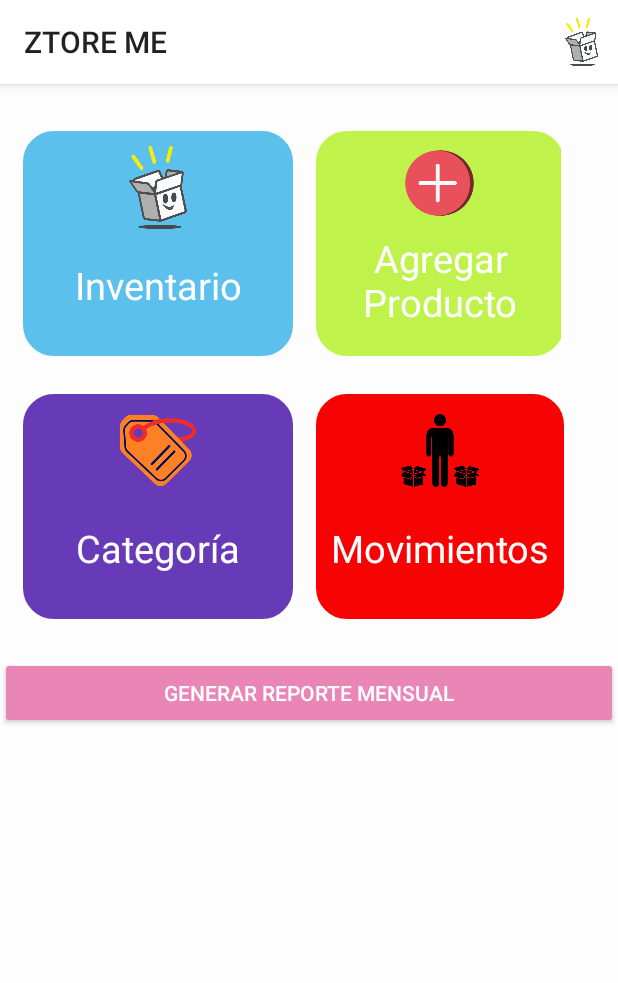
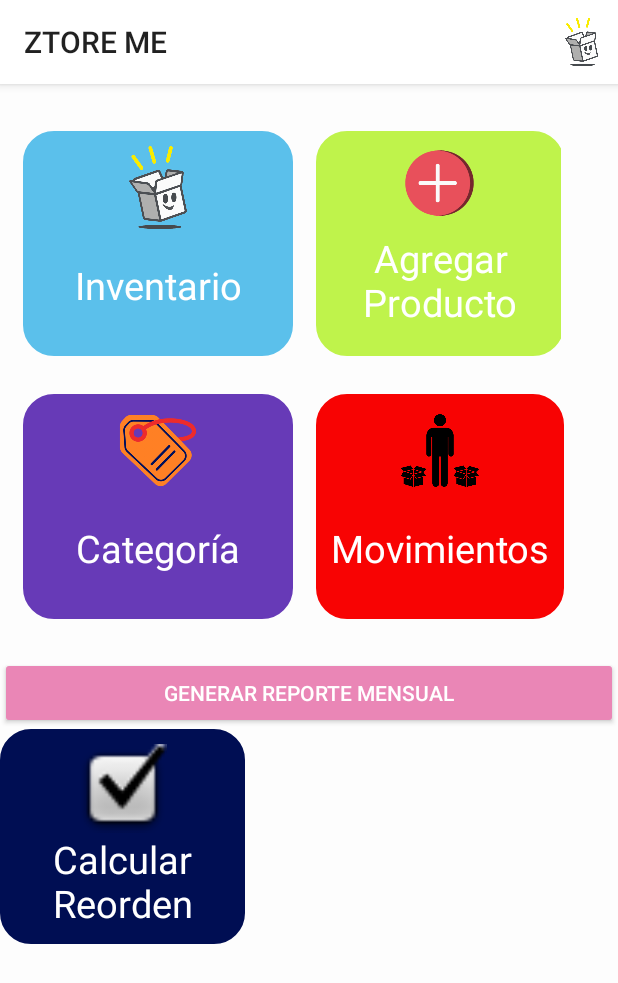
Before and after one commit to SPEKTRE115/ZTOREME_1, an Android app: the screen it shows after launch (MainActivity), on a phone screen of 412 x 824 dp. Shown: the top 983 px of the screen. Run offline under Robolectric (Android 15) with nearby library versions, the phone set to English and light mode, and no system bars; libraries missing offline, so code that uses them is left out: com.itextpdf.text.

Commit message:
Cambios para el cálculo de reorden para los productos, impementación en el menú. Minor Bugs fixed xdxd

```diff
--- a/app/src/main/AndroidManifest.xml
+++ b/app/src/main/AndroidManifest.xml
@@ -30,6 +30,9 @@
             android:name=".productos.ActivityActualizar"
             android:theme="@style/AppTheme.NoActionBar" />
         <activity
+            android:name=".ActivityReorden"
+            android:theme="@style/AppTheme.NoActionBar" />
+        <activity
             android:name=".MainActivity"
             android:label="@string/nombre_app"
             android:theme="@style/AppTheme.NoActionBar">
--- a/app/src/main/java/com/example/ztoreme_1/MainActivity.kt
+++ b/app/src/main/java/com/example/ztoreme_1/MainActivity.kt
@@ -121,6 +121,18 @@ class MainActivity : AppCompatActivity() {
         click_4_1.setOnClickListener {
             val intento1 = Intent(this, ActivityMovimientos::class.java)
             startActivity(intento1)
+        }
+
+        val click_5 = findViewById(R.id.imagen_reorden) as ImageView
+        click_5.setOnClickListener{
+            val intento = Intent(this, ActivityReorden::class.java)
+            startActivity(intento)
+        }
+
+        val click_5_1 = findViewById(R.id.seccion5) as TextView
+        click_5_1.setOnClickListener{
+            val intento = Intent(this, ActivityReorden::class.java)
+            startActivity(intento)
         }
 
 
--- a/app/src/main/java/com/example/ztoreme_1/productos/DetalleProducto.kt
+++ b/app/src/main/java/com/example/ztoreme_1/productos/DetalleProducto.kt
@@ -94,8 +94,6 @@ class DetalleProducto : AppCompatActivity() {
                             var cantidad = (txtcantidad.text.toString()).toInt()
                             val txtcantidadactual = findViewById(R.id.stock_actual) as TextView
                             var cantidadactual = (txtcantidadactual.text.toString()).toInt()
-                            //val txtcantidadmax = findViewById(R.id.stock_actual) as TextView
-                            //var cantidadmax = (txtcantidadactual.text.toString()).toInt()
                             if ((cantidadactual - cantidad) < 0) {
                                 Toast.makeText(
                                     context,
--- a/app/src/main/java/com/example/ztoreme_1/productos/MisProductos.kt
+++ b/app/src/main/java/com/example/ztoreme_1/productos/MisProductos.kt
@@ -80,7 +80,7 @@ class MisProductos : AppCompatActivity() {
      * dentro del activity
      */
     fun coloca_productos(lista_productos : MutableList<Producto>){
-        println("Este es un mensaje desde coloca productos")
+        println("Este es un mensaje desde coloca productos")//se debe quitar el comentario
 
         val listaProduct : MutableList<Producto> = ArrayList()
 
--- a/app/src/main/res/layout/activity_main.xml
+++ b/app/src/main/res/layout/activity_main.xml
@@ -182,6 +182,30 @@
             android:text="Generar reporte mensual"
             android:backgroundTint="#ea86b6"
             android:textColor="#fff"/>
+
+        <LinearLayout
+            android:layout_width="163dp"
+            android:layout_height="wrap_content"
+            android:background="@drawable/style_border_edit_text"
+            android:backgroundTint="#000E53"
+            android:gravity="center|top"
+            android:orientation="vertical">
+
+            <ImageView
+                android:id="@+id/imagen_reorden"
+                android:layout_width="74dp"
+                android:layout_height="59dp"
+                app:srcCompat="@android:drawable/checkbox_on_background" />
+
+            <TextView
+                android:id="@+id/seccion5"
+                android:layout_width="128dp"
+                android:layout_height="wrap_content"
+                android:gravity="bottom|center"
+                android:text="Calcular Reorden"
+                android:textColor="#FFFFFF"
+                android:textSize="25dp" />
+        </LinearLayout>
     </LinearLayout>
 
 </androidx.coordinatorlayout.widget.CoordinatorLayout>
```
Also changed, not shown: app/src/main/java/com/example/ztoreme_1/ActivityReorden.kt (added, +78 -0 lines), app/src/main/res/layout/activity_agregar.xml (+9 -2 lines), app/src/main/res/layout/activity_reorden.xml (added, +78 -0 lines), 5 other files.
